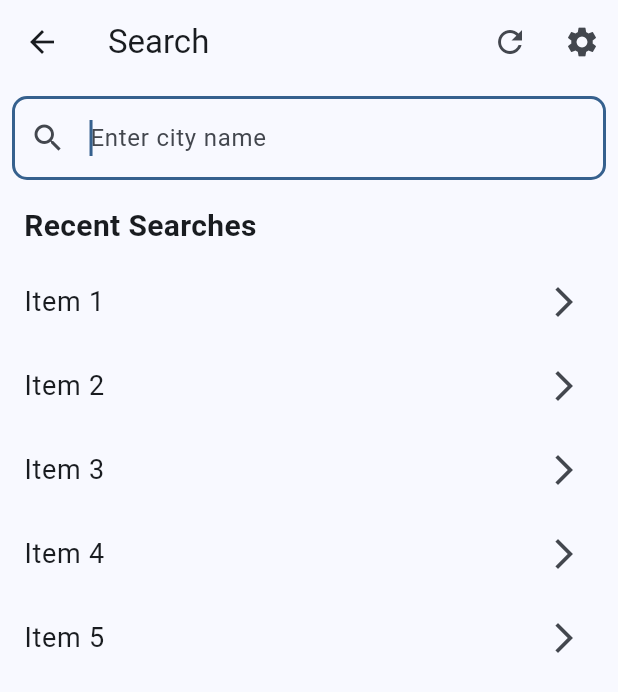
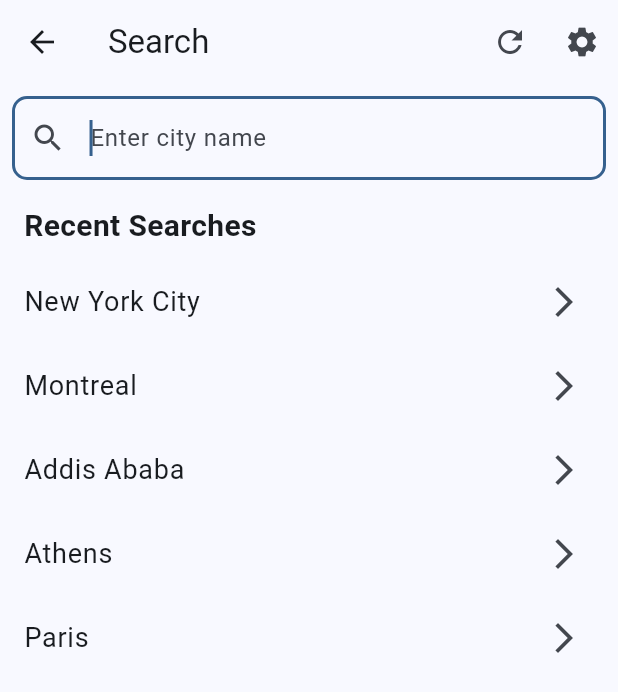
Before and after one commit to amha/ayer, a Flutter app: the HomeScreen screen opened directly, after a tap on the "search" icon, on a phone screen of 412 x 824 dp. Shown: the top 692 px of the screen. Run offline on Flutter 3.47's test engine with Material 3 defaults, Android fonts, the phone set to English and light mode, and no system bars; our stand-ins replace flutter_dotenv; network calls fail.

Commit message:
Added saved cities to home and save city button to feed_detail

```diff
--- a/lib/air/air_search.dart
+++ b/lib/air/air_search.dart
@@ -1,4 +1,5 @@
 import 'package:flutter/material.dart';
+import 'feed_detail.dart';
 
 class SearchScreen extends StatefulWidget {
   const SearchScreen({super.key});
@@ -10,11 +11,11 @@ class SearchScreen extends StatefulWidget {
 class _SearchScreenState extends State<SearchScreen> {
   // Example list of strings - replace with your actual data
   final List<String> items = [
-    'Item 1',
-    'Item 2',
-    'Item 3',
-    'Item 4',
-    'Item 5',
+    'New York City',
+    'Montreal',
+    'Addis Ababa',
+    'Athens',
+    'Paris',
   ];
 
   List<String> filteredItems = [];
@@ -96,7 +97,13 @@ class _SearchScreenState extends State<SearchScreen> {
                           TextStyle(fontSize: 18, fontWeight: FontWeight.w400)),
                   trailing: const Icon(Icons.arrow_forward_ios),
                   onTap: () {
-                    // Add item selection logic here
+                    Navigator.push(
+                      context,
+                      MaterialPageRoute(
+                        builder: (context) =>
+                            FeedDetail(cityName: filteredItems[index]),
+                      ),
+                    );
                   },
                 );
               },
--- a/lib/home.dart
+++ b/lib/home.dart
@@ -1,27 +1,23 @@
 import 'package:flutter/material.dart';
 import 'air/air_search.dart';
+import 'air/feed_detail.dart';
 
-class HomeScreen extends StatelessWidget {
+/// HomeScreen is the main landing page of the application
+/// It displays either a search prompt or a list of saved cities
+class HomeScreen extends StatefulWidget {
   const HomeScreen({super.key});
 
   @override
-  Widget build(BuildContext context) {
-    return Scaffold(
-      appBar: AppBar(
-        title: const Text('Ayer'),
-        actions: [
-          IconButton(
-            icon: const Icon(Icons.search),
-            onPressed: () {
-              Navigator.push(
-                context,
-                MaterialPageRoute(builder: (context) => const SearchScreen()),
-              );
-            },
-          ),
-        ],
-      ),
-      body: Center(
+  State<HomeScreen> createState() => _HomeScreenState();
+}
+
+class _HomeScreenState extends State<HomeScreen> {
+  // List to store saved cities
+  final List<String> savedCities = ['London', 'New York', 'Tokyo'];
+
+  // Widget to display when there are no saved cities
+  Widget _buildEmptyState() {
+    return Center(
       child: Card(
         margin: const EdgeInsets.all(16.0),
         child: Padding(
@@ -60,7 +56,68 @@ class HomeScreen extends StatelessWidget {
           ),
         ),
       ),
+    );
+  }
+
+  // Widget to display the list of saved cities
+  Widget _buildCityList() {
+    return ListView.builder(
+      padding: const EdgeInsets.all(16.0),
+      itemCount: savedCities.length,
+      itemBuilder: (context, index) {
+        return Card(
+          margin: const EdgeInsets.only(bottom: 8.0),
+          child: ListTile(
+            title: Text(savedCities[index]),
+            onTap: () {
+              // Add navigation to city detail page here
+              Navigator.push(
+                context,
+                MaterialPageRoute(
+                    builder: (context) =>
+                        FeedDetail(cityName: savedCities[index])),
+              );
+            },
           ),
+        );
+      },
+    );
+  }
+
+  // Add this method to handle adding cities
+  void addCity(String cityName) {
+    if (!savedCities.contains(cityName)) {
+      setState(() {
+        savedCities.add(cityName);
+      });
+    }
+  }
+
+  // Modify the search navigation to handle the result
+  void _navigateToSearch() async {
+    final result = await Navigator.push(
+      context,
+      MaterialPageRoute(builder: (context) => const SearchScreen()),
+    );
+
+    if (result != null && result is String) {
+      addCity(result);
+    }
+  }
+
+  @override
+  Widget build(BuildContext context) {
+    return Scaffold(
+      appBar: AppBar(
+        title: const Text('Ayer'),
+        actions: [
+          IconButton(
+            icon: const Icon(Icons.search),
+            onPressed: _navigateToSearch,
+          ),
+        ],
+      ),
+      body: savedCities.isEmpty ? _buildEmptyState() : _buildCityList(),
     );
   }
 }
```
Also changed, not shown: lib/air/feed_detail.dart (+61 -7 lines). Lines whose indentation alone changed are shown as unchanged.
